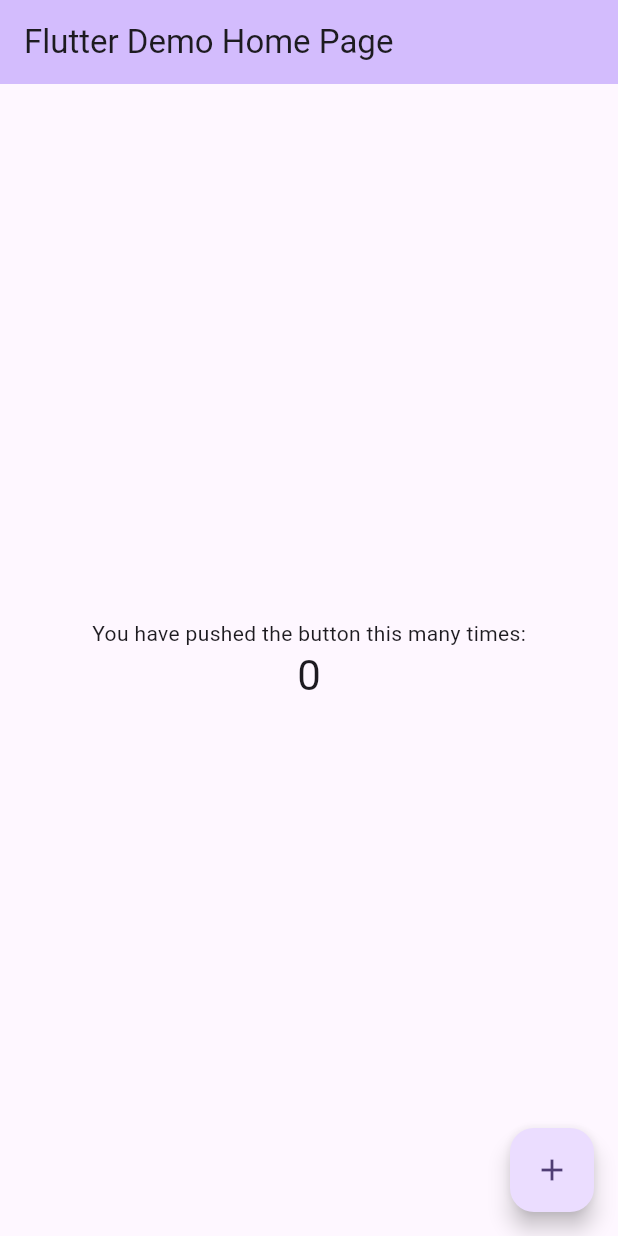
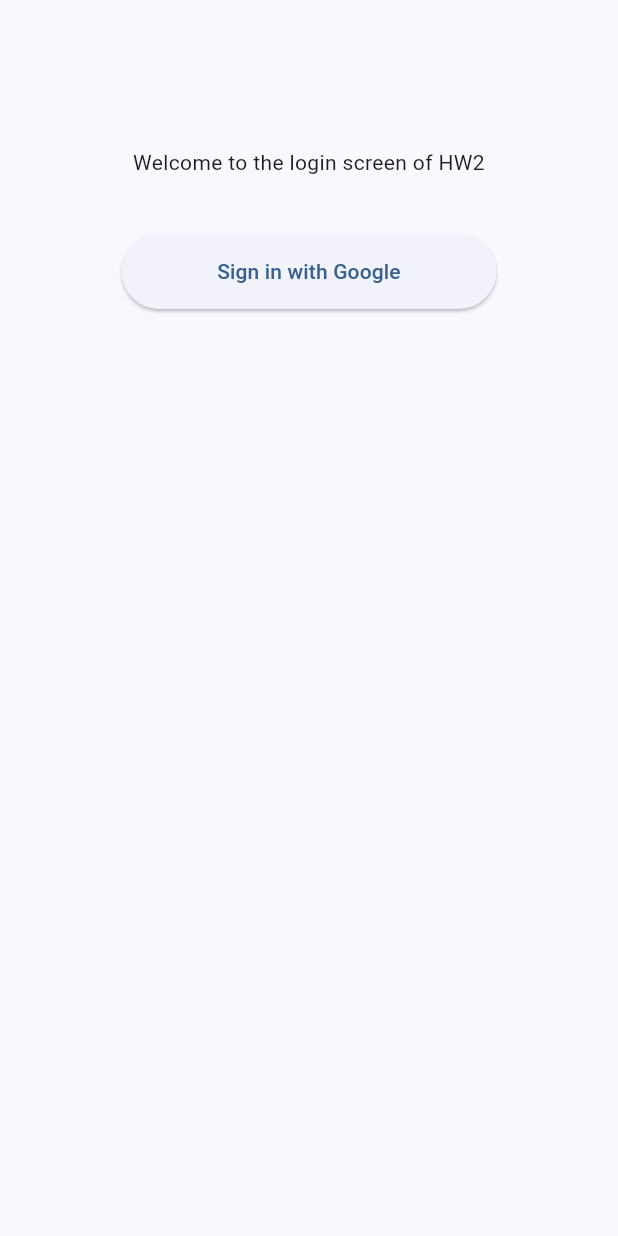
Before and after one commit to MPriston/CS184-HW2, a Flutter app: the screen it shows after launch, on a phone screen of 412 x 824 dp. Run offline on Flutter 3.47's test engine with Material 2 defaults, Android fonts, the phone set to English and light mode, and no system bars; our stand-ins replace google_sign_in.

Commit message:
Completed assignment

```diff
--- a/lib/main.dart
+++ b/lib/main.dart
@@ -1,8 +1,16 @@
 import 'package:flutter/material.dart';
+import 'package:google_sign_in/google_sign_in.dart';
 
+GoogleSignIn _googleSignIn = GoogleSignIn(
+  scopes: <String>[
+    'email',
+    'https://www.googleapis.com/auth/contacts.readonly',
+  ],
+);
 void main() {
   runApp(const MyApp());
 }
+
 
 class MyApp extends StatelessWidget {
   const MyApp({super.key});
@@ -11,115 +19,144 @@
   @override
   Widget build(BuildContext context) {
     return MaterialApp(
-      title: 'Flutter Demo',
+      title: 'Google Authentication Example',
+      debugShowCheckedModeBanner: false,
       theme: ThemeData(
-        // This is the theme of your application.
-        //
-        // TRY THIS: Try running your application with "flutter run". You'll see
-        // the application has a blue toolbar. Then, without quitting the app,
-        // try changing the seedColor in the colorScheme below to Colors.green
-        // and then invoke "hot reload" (save your changes or press the "hot
-        // reload" button in a Flutter-supported IDE, or press "r" if you used
-        // the command line to start the app).
-        //
-        // Notice that the counter didn't reset back to zero; the application
-        // state is not lost during the reload. To reset the state, use hot
-        // restart instead.
-        //
-        // This works for code too, not just values: Most code changes can be
-        // tested with just a hot reload.
-        colorScheme: ColorScheme.fromSeed(seedColor: Colors.deepPurple),
+        colorScheme: ColorScheme.fromSeed(seedColor: Colors.blue),
         useMaterial3: true,
       ),
-      home: const MyHomePage(title: 'Flutter Demo Home Page'),
+      home: const SignInPage(),
     );
   }
 }
 
-class MyHomePage extends StatefulWidget {
-  const MyHomePage({super.key, required this.title});
-
-  // This widget is the home page of your application. It is stateful, meaning
-  // that it has a State object (defined below) that contains fields that affect
-  // how it looks.
-
-  // This class is the configuration for the state. It holds the values (in this
-  // case the title) provided by the parent (in this case the App widget) and
-  // used by the build method of the State. Fields in a Widget subclass are
-  // always marked "final".
-
-  final String title;
+class SignInPage extends StatefulWidget {
+  const SignInPage({Key? key}): super(key: key);
 
   @override
-  State<MyHomePage> createState() => _MyHomePageState();
+  State<SignInPage> createState() => _SignInPageState();
 }
 
-class _MyHomePageState extends State<MyHomePage> {
-  int _counter = 0;
+class _SignInPageState extends State<SignInPage> {
+  GoogleSignInAccount? _currentUser;
 
-  void _incrementCounter() {
-    setState(() {
-      // This call to setState tells the Flutter framework that something has
-      // changed in this State, which causes it to rerun the build method below
-      // so that the display can reflect the updated values. If we changed
-      // _counter without calling setState(), then the build method would not be
-      // called again, and so nothing would appear to happen.
-      _counter++;
+  @override
+  void initState(){
+    super.initState();
+    _googleSignIn.onCurrentUserChanged.listen((account){
+      setState(() {
+        _currentUser = account;
+      });
+      if(_currentUser != null){
+        print("User is signed in");
+      }
     });
+    _googleSignIn.signInSilently();
+  }
+
+  Future<void> handleSignIn() async{
+    try{
+      await _googleSignIn.signIn();
+    }catch(error){
+      print(error);
+    }
+  }
+
+  Future<void> handleSignOut() async{
+     try{
+     _googleSignIn.disconnect();
+      setState(() {
+        _currentUser = null;
+      });
+     }catch(error){
+        print(error);
+      }
+  }
+
+  Widget buildBody(){
+    GoogleSignInAccount? user = _currentUser;
+    if(user!=null){
+      return Column(
+        children: [
+          SizedBox(height: 90,),
+          GoogleUserCircleAvatar(identity: user),
+          SizedBox(height: 20,),
+          Center(
+            child: Text(user.displayName ?? '', textAlign: TextAlign.center,),
+          ),
+          SizedBox(height: 10,),
+          Center(
+            child: Text(user.email ?? '', textAlign: TextAlign.center,),
+          ),
+          SizedBox(height: 10,),
+          Center(
+            child: Text(user.id ?? '', textAlign: TextAlign.center,),
+          ),
+          SizedBox(height: 10,),
+          Center(
+            child: Text("Welcome to CS 184 HW2", textAlign: TextAlign.center,),
+          ),
+          SizedBox(height: 40,),
+          ElevatedButton(onPressed: handleSignOut, child: Text("Sign Out")),
+          SizedBox(height: 120,),
+          ElevatedButton(onPressed: () {
+            Navigator.push(context, MaterialPageRoute(builder: (context) => SecondSreen()));
+          }, child: Text("Go to Second Screen"))
+        ],
+      );
+    } else {
+      return Column(
+        children: [
+          SizedBox(height: 90,),
+          Padding(
+            padding: EdgeInsets.all(8.0),
+            child: Text("Welcome to the login screen of HW2", textAlign: TextAlign.center,),
+          ),
+          SizedBox(height: 30,),
+          Center(
+            child: Container(
+              width: 250,
+              child: ElevatedButton(
+                onPressed: handleSignIn,
+                child: Padding(padding:EdgeInsets.all(15.0),
+                child: Text("Sign in with Google", textAlign: TextAlign.center,)
+                ,),
+              )
+            ),
+          )
+        ],
+      );
+    }
   }
 
   @override
   Widget build(BuildContext context) {
-    // This method is rerun every time setState is called, for instance as done
-    // by the _incrementCounter method above.
-    //
-    // The Flutter framework has been optimized to make rerunning build methods
-    // fast, so that you can just rebuild anything that needs updating rather
-    // than having to individually change instances of widgets.
     return Scaffold(
-      appBar: AppBar(
-        // TRY THIS: Try changing the color here to a specific color (to
-        // Colors.amber, perhaps?) and trigger a hot reload to see the AppBar
-        // change color while the other colors stay the same.
-        backgroundColor: Theme.of(context).colorScheme.inversePrimary,
-        // Here we take the value from the MyHomePage object that was created by
-        // the App.build method, and use it to set our appbar title.
-        title: Text(widget.title),
+      body: Container(
+        child: buildBody(),
       ),
-      body: Center(
-        // Center is a layout widget. It takes a single child and positions it
-        // in the middle of the parent.
-        child: Column(
-          // Column is also a layout widget. It takes a list of children and
-          // arranges them vertically. By default, it sizes itself to fit its
-          // children horizontally, and tries to be as tall as its parent.
-          //
-          // Column has various properties to control how it sizes itself and
-          // how it positions its children. Here we use mainAxisAlignment to
-          // center the children vertically; the main axis here is the vertical
-          // axis because Columns are vertical (the cross axis would be
-          // horizontal).
-          //
-          // TRY THIS: Invoke "debug painting" (choose the "Toggle Debug Paint"
-          // action in the IDE, or press "p" in the console), to see the
-          // wireframe for each widget.
-          mainAxisAlignment: MainAxisAlignment.center,
-          children: <Widget>[
-            const Text(
-              'You have pushed the button this many times:',
-            ),
-            Text(
-              '$_counter',
-              style: Theme.of(context).textTheme.headlineMedium,
-            ),
-          ],
-        ),
-      ),
-      floatingActionButton: FloatingActionButton(
-        onPressed: _incrementCounter,
-        tooltip: 'Increment',
-        child: const Icon(Icons.add),
-      ), // This trailing comma makes auto-formatting nicer for build methods.
     );
   }
 }
+
+class SecondSreen extends StatelessWidget {
+  const SecondSreen({super.key});
+
+  @override
+  Widget build(BuildContext context) {
+    return  Scaffold(
+      body: Column(
+        children: [
+          SizedBox(height: 90,),
+          Center(child: Text("Welcome to the Second Screen", textAlign: TextAlign.center,)),
+          SizedBox(height: 30,),
+          Center(child: Text("If you got here you are logged in", textAlign: TextAlign.center,)),
+          SizedBox(height: 30,),
+          ElevatedButton(onPressed: () {
+            Navigator.pop(context);
+          }, child: Text("Back"))
+        ],
+      ),
+    );
+  }
+}
```
Also changed, not shown: pubspec.yaml (+8 -0 lines), lib/assets/google_logo.png (added), lib/screens/sign_in_screen.dart (added), pubspec.lock, 5 other files.
